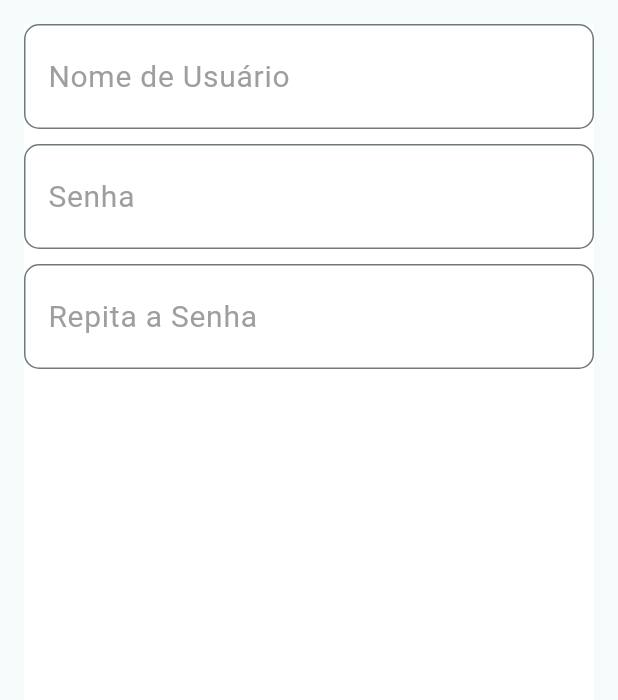
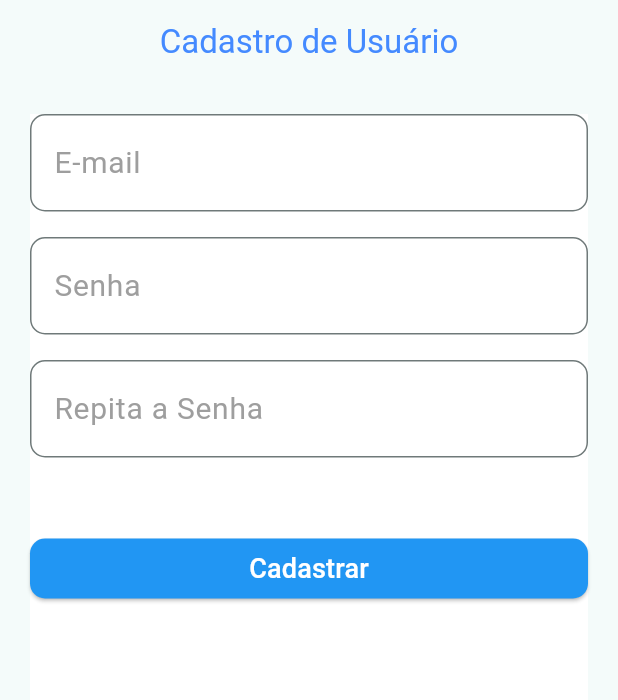
Before and after one commit to netodebortoli/app_soma_compra, a Flutter app: the screen it shows after launch, on a phone screen of 412 x 824 dp, the part 84-784 px from its top. Run offline on Flutter 3.47's test engine with Material 2 defaults, Android fonts, the phone set to English and light mode, and no system bars.

Commit message:
WIP; criado pacotes de estruturação do projeto; iniciado tentativa de validação de formulário de cadastro

```diff
--- a/lib/TelaCadastro.dart
+++ /dev/null
@@ -1,32 +0,0 @@
-import 'package:app_soma_conta/customWidget/CampoForm.dart';
-import 'package:flutter/material.dart';
-
-class TelaCadastro extends StatelessWidget {
-
-  @override
-  Widget build(BuildContext context) {
-    return _body();
-  }
-
-  final formKey = GlobalKey<FormState>();
-  final controleUsuario = TextEditingController();
-  final controleSenha1 = TextEditingController();
-  final controleSenha2 = TextEditingController();
-
-  _body() {
-    return Container(
-      color: Colors.white,
-      margin: EdgeInsets.all(16),
-      child: ListView(
-        children: [
-          CampoForm("Nome de Usuário", controleUsuario, hint: "Digite seu nome de login"),
-          SizedBox(height: 10),
-          CampoForm("Senha", controleSenha1, hint: "Sua senha deve ter no mínimo 6 dígitos", password: true),
-          SizedBox(height: 10),
-          CampoForm("Repita a Senha", controleSenha2, password: true),
-          SizedBox(height: 10)
-        ],
-      ),
-    );
-  }
-}
--- a/lib/customWidget/CampoForm.dart
+++ b/lib/customs_widget/CampoForm.dart
@@ -27,7 +27,7 @@ class CampoForm extends StatelessWidget {
   @override
   Widget build(BuildContext context) {
     return TextFormField(
-        style: const TextStyle(fontSize: 25, color: Colors.black),
+        style: const TextStyle(fontSize: 22, color: Colors.black),
         validator: validator,
         controller: controller,
         obscureText: password,
@@ -36,7 +36,7 @@ class CampoForm extends StatelessWidget {
             border: OutlineInputBorder(borderRadius: BorderRadius.circular(10)),
             labelText: label,
             hintText: hint,
-            hintStyle: const TextStyle(color: Colors.green, fontSize: 10),
+            hintStyle: const TextStyle(color: Colors.blueAccent, fontSize: 14),
             labelStyle: const TextStyle(color: Colors.grey, fontSize: 20)));
   }
 }
--- /dev/null
+++ b/lib/views/TelaCadastro.dart
@@ -0,0 +1,52 @@
+import 'package:app_soma_conta/controller/ControllerFormCadastro.dart';
+import 'package:app_soma_conta/customs_widget/Botao.dart';
+import 'package:flutter/material.dart';
+
+import '../customs_widget/CampoForm.dart';
+
+class TelaCadastro extends StatelessWidget {
+  @override
+  Widget build(BuildContext context) {
+    return Scaffold(
+      appBar: AppBar(
+        centerTitle: true,
+        foregroundColor: Colors.blueAccent,
+        title: const Text("Cadastro de Usuário"),
+      ),
+      body: _body(),
+    );
+  }
+
+  final formKey = GlobalKey<FormState>();
+  final controleUsuario = TextEditingController();
+  final controleSenha1 = TextEditingController();
+  final controleSenha2 = TextEditingController();
+
+  _body() {
+    return Container(
+      color: Colors.white,
+      margin: const EdgeInsets.all(20),
+      child: ListView(
+        children: [
+          CampoForm("E-mail", controleUsuario,
+              hint: "Digite seu email de login",
+              typeInput: TextInputType.emailAddress),
+          const SizedBox(height: 17),
+          CampoForm("Senha", controleSenha1,
+              hint: "Sua senha deve ter no mínimo 6 dígitos", password: true),
+          const SizedBox(height: 17),
+          CampoForm("Repita a Senha", controleSenha2, password: true),
+          const SizedBox(height: 50),
+          Botao("Cadastrar", validateForm: () {
+            if (!formKey.currentState!.validate()) {
+              Text("Preencha os campos obrigatórios");
+            }
+            if (controleSenha1 != controleSenha2) {
+              Text("As senhas não são iguais");
+            }
+          })
+        ],
+      ),
+    );
+  }
+}
--- a/lib/main.dart
+++ b/lib/views/main.dart
@@ -1,4 +1,4 @@
-import 'package:app_soma_conta/TelaCadastro.dart';
+import 'package:app_soma_conta/views/TelaCadastro.dart';
 import 'package:flutter/material.dart';
 
 void main() {
```
Also changed, not shown: 1 other file.
